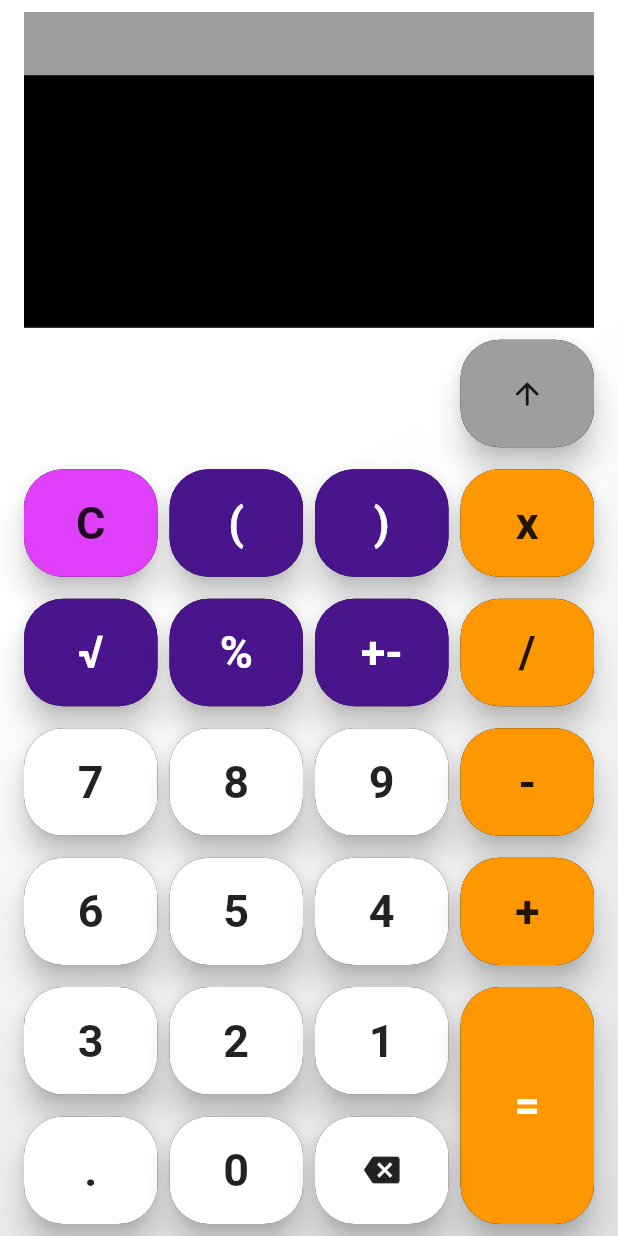
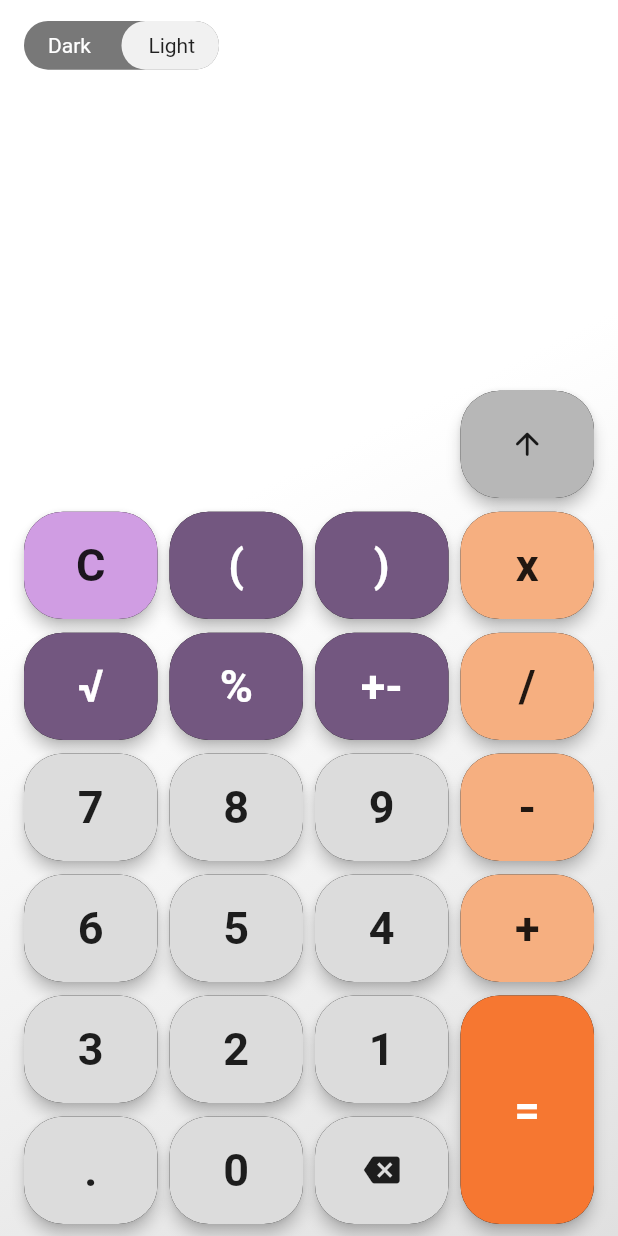
Before and after one commit to luciovicentini/calcunice, a Flutter app: the screen it shows after launch, on a phone screen of 412 x 824 dp. Run offline on Flutter 3.47's test engine with Material 2 defaults, Android fonts, the phone set to English and light mode, and no system bars; our stand-ins replace google_fonts.

Commit message:
Colores a los botones arreglados - switch para theme UI

```diff
--- a/lib/button_model.dart
+++ b/lib/button_model.dart
@@ -36,15 +36,15 @@ class ButtonModel {
   }
 
   ButtonModel.deleteAll(String position) {
+    _setPositionFromString(position);
     icon = Icons.arrow_upward_rounded;
-    backgroundColor = Colors.grey;
-    _setPositionFromString(position);
+    backgroundColor = kLightArrowUpButtonBackground;
   }
 
   ButtonModel.delete(String position) {
     _setPositionFromString(position);
     icon = 'C';
-    backgroundColor = Colors.purpleAccent;
+    backgroundColor = kLightClearButtonBackground;
   }
 
   ButtonModel.equals(String position) {
@@ -53,66 +53,66 @@ class ButtonModel {
     stepsY = 2;
     icon = '=';
     iconColor = Colors.white;
-    backgroundColor = Colors.orange;
+    backgroundColor = kBasicOperationBackgroundColor;
   }
 
   ButtonModel.add(String position) {
     _setPositionFromString(position);
     icon = '+';
-    backgroundColor = kBasicOperationBackgroundColor;
+    backgroundColor = kBasicOperationBackgroundLightColor;
   }
 
   ButtonModel.subtract(String position) {
     _setPositionFromString(position);
     icon = '-';
-    backgroundColor = kBasicOperationBackgroundColor;
+    backgroundColor = kBasicOperationBackgroundLightColor;
   }
 
   ButtonModel.multiply(String position) {
     _setPositionFromString(position);
     icon = 'x';
-    backgroundColor = kBasicOperationBackgroundColor;
+    backgroundColor = kBasicOperationBackgroundLightColor;
   }
 
   ButtonModel.division(String position) {
     _setPositionFromString(position);
     icon = '/';
-    backgroundColor = kBasicOperationBackgroundColor;
+    backgroundColor = kBasicOperationBackgroundLightColor;
   }
 
   ButtonModel.openParenthesis(String position) {
     _setPositionFromString(position);
     icon = '(';
     iconColor = Colors.white;
-    backgroundColor = Colors.purple[900];
+    backgroundColor = kLightPurpleBackbround;
   }
 
   ButtonModel.closeParenthesis(String position) {
     _setPositionFromString(position);
     icon = ')';
     iconColor = Colors.white;
-    backgroundColor = Colors.purple[900];
+    backgroundColor = kLightPurpleBackbround;
   }
 
   ButtonModel.squareRoot(String position) {
     _setPositionFromString(position);
     icon = '\u221a';
     iconColor = Colors.white;
-    backgroundColor = Colors.purple[900];
+    backgroundColor = kLightPurpleBackbround;
   }
 
   ButtonModel.percentage(String position) {
     _setPositionFromString(position);
     icon = '%';
     iconColor = Colors.white;
-    backgroundColor = Colors.purple[900];
+    backgroundColor = kLightPurpleBackbround;
   }
 
   ButtonModel.plusMinus(String position) {
     _setPositionFromString(position);
     icon = '+-';
     iconColor = Colors.white;
-    backgroundColor = Colors.purple[900];
+    backgroundColor = kLightPurpleBackbround;
   }
 
   ButtonModel.zero(String position) {
--- a/lib/calculator_button_widget.dart
+++ b/lib/calculator_button_widget.dart
@@ -22,7 +22,7 @@ class CalculatorButtonWidget extends StatelessWidget {
       child: PhysicalModel(
         color: Colors.black,
         borderRadius: BorderRadius.circular(26.0),
-        elevation: 8,
+        elevation: 4,
         child: InkWell(
           onTap: () {
             print(calculatorButton);
--- a/lib/calculator_screen_widget.dart
+++ b/lib/calculator_screen_widget.dart
@@ -4,7 +4,7 @@ class CalculatorScreenWidget extends StatelessWidget {
   @override
   Widget build(BuildContext context) {
     return Container(
-      color: Colors.black,
+      color: Colors.transparent,
     );
   }
 }
--- a/lib/calculator_view.dart
+++ b/lib/calculator_view.dart
@@ -7,20 +7,20 @@ class CalculatorView extends StatelessWidget {
   @override
   Widget build(BuildContext context) {
     return Column(
+      crossAxisAlignment: CrossAxisAlignment.start,
       children: [
         Flexible(
           child: DarkLightSwitchWidget(),
           flex: 2,
         ),
+        /* SizedBox(height: 4.0), */
         Flexible(
           child: CalculatorScreenWidget(),
-          flex: 8,
+          flex: 9,
         ),
-        SizedBox(
-          height: 8.0,
-        ),
+        SizedBox(height: 8.0),
         Flexible(
-          flex: 28,
+          flex: 25,
           child: Container(
             child: KeyboardLayoutWidget(),
           ),
--- a/lib/constants.dart
+++ b/lib/constants.dart
@@ -1,4 +1,8 @@
 import 'package:flutter/material.dart';
 
-final kNumberBackgroundColor = Colors.white;
-final kBasicOperationBackgroundColor = Colors.orange;
+final kNumberBackgroundColor = Color.fromRGBO(220, 220, 220, 1);
+final kBasicOperationBackgroundLightColor = Color.fromRGBO(246, 175, 128, 1);
+final kBasicOperationBackgroundColor = Color.fromRGBO(246, 119, 49, 1);
+final kLightPurpleBackbround = Color.fromRGBO(115, 87, 128, 1);
+final kLightClearButtonBackground = Color.fromRGBO(208, 157, 227, 1);
+final kLightArrowUpButtonBackground = Color.fromRGBO(183, 183, 183, 1);
--- a/lib/dark_light_switch_widget.dart
+++ b/lib/dark_light_switch_widget.dart
@@ -3,8 +3,51 @@ import 'package:flutter/material.dart';
 class DarkLightSwitchWidget extends StatelessWidget {
   @override
   Widget build(BuildContext context) {
-    return Container(
-      color: Colors.grey,
+    final double width = 130;
+    final double switchButtonWidth = width / 2;
+
+    return Padding(
+      padding: const EdgeInsets.symmetric(vertical: 6),
+      child: Stack(
+        alignment: Alignment.center,
+        children: [
+          Container(
+            width: width,
+            decoration: BoxDecoration(
+              color: Color.fromRGBO(120, 120, 120, 1),
+              borderRadius: BorderRadius.circular(16.0),
+            ),
+          ),
+          Positioned(
+              left: 0,
+              child: Padding(
+                padding: const EdgeInsets.only(left: 16.0),
+                child: Text(
+                  'Dark',
+                  style: TextStyle(color: Colors.white),
+                ),
+              )),
+          Positioned(
+            left: width - switchButtonWidth,
+            width: switchButtonWidth,
+            top: 0,
+            bottom: 0,
+            child: Container(
+              decoration: BoxDecoration(
+                color: Color.fromRGBO(241, 241, 241, 1),
+                borderRadius: BorderRadius.circular(16.0),
+              ),
+            ),
+          ),
+          Positioned(
+            right: 0,
+            child: Padding(
+              padding: const EdgeInsets.only(right: 16.0),
+              child: Text('Light'),
+            ),
+          ),
+        ],
+      ),
     );
   }
 }
```
